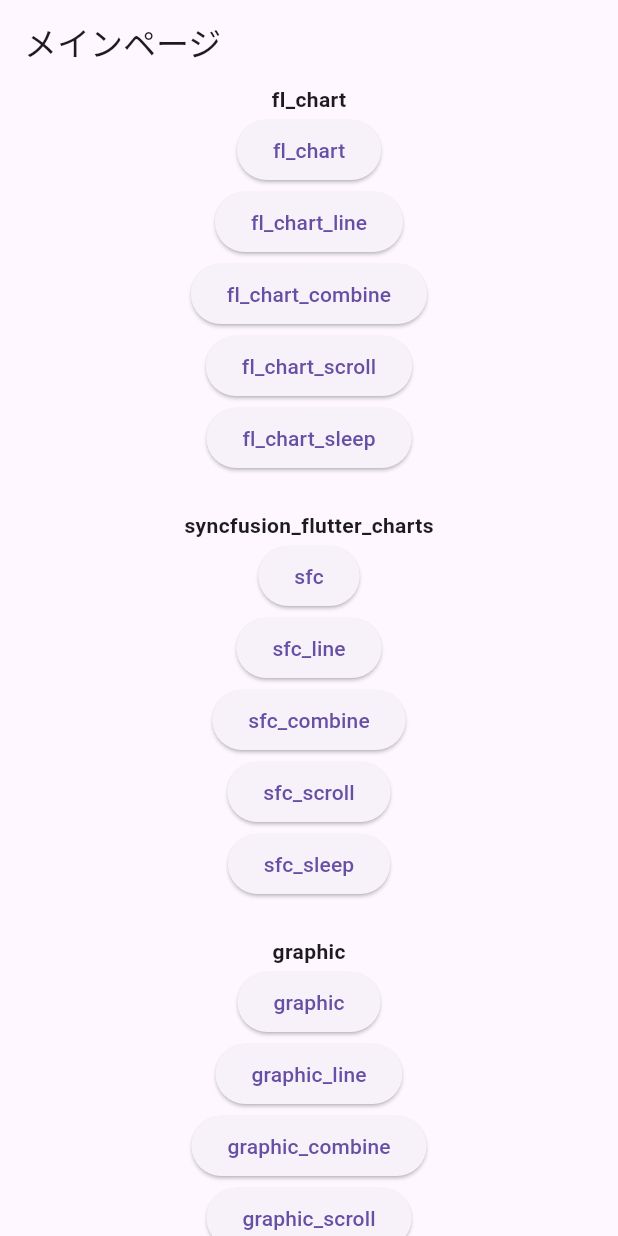
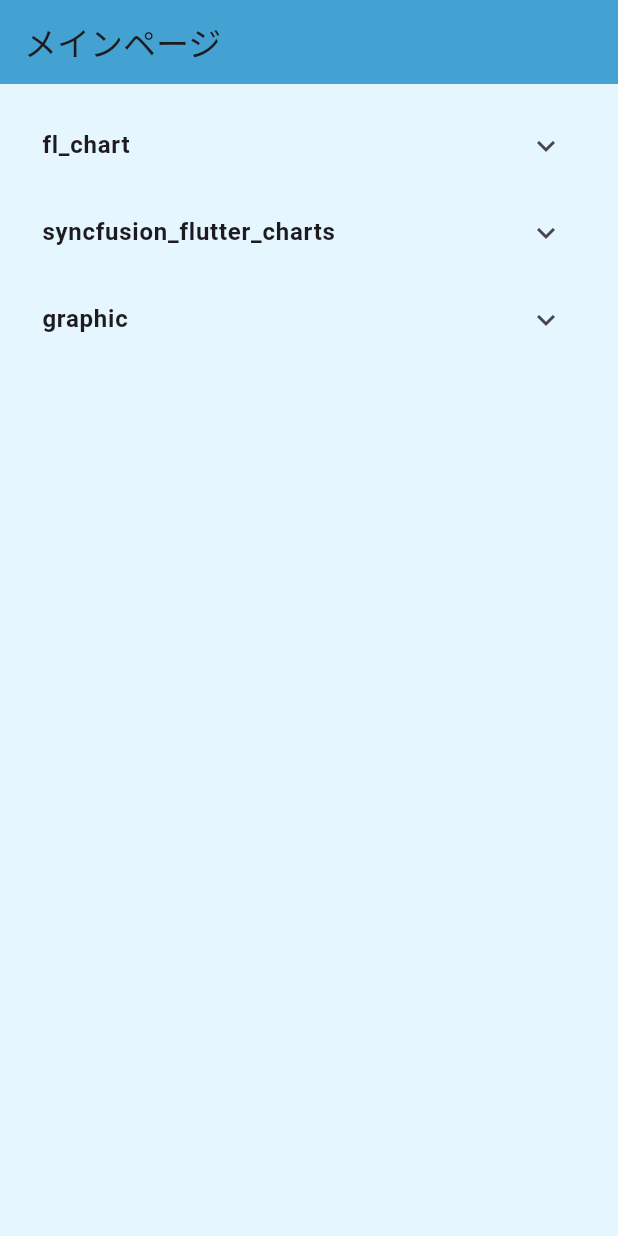
Before and after one commit to masato-nishikawa/flutter_sample_widget, a Flutter app: the screen it shows after launch, on a phone screen of 412 x 824 dp. Run offline on Flutter 3.47's test engine with Material 3 defaults, Android fonts, the phone set to English and light mode, and no system bars; our stand-ins replace fl_chart, go_router, syncfusion_flutter_charts; missing offline and left inert: graphic.

Commit message:
fix:UIの整理

```diff
--- a/lib/pages/main_page.dart
+++ b/lib/pages/main_page.dart
@@ -1,4 +1,6 @@
 import 'package:flutter/material.dart';
+import 'package:flutter_sample_widget/theme/app_colors.dart';
+import 'package:flutter_sample_widget/utils/color_extention.dart';
 import 'package:go_router/go_router.dart';
 
 class MainPage extends StatelessWidget {
@@ -7,119 +9,49 @@
   @override
   Widget build(BuildContext context) {
     return Scaffold(
-      appBar: AppBar(title: const Text('メインページ')),
-      body: Center(
-        child: SingleChildScrollView(
-          // 長くなる場合に備えて追加
+      appBar: AppBar(
+        title: const Text('メインページ'),
+        backgroundColor: appColorMap['Mirallel Blue']!.toColor(),
+      ),
+      backgroundColor: appColorMap['Mirallel Light Sky Blue']!.toColor(),
+      body: SingleChildScrollView(
+        child: Padding(
+          padding: const EdgeInsets.all(12.0),
           child: Column(
-            mainAxisSize: MainAxisSize.min,
             children: [
-              // ---------------- fl_chart ----------------
-              const Text(
-                'fl_chart',
-                style: TextStyle(fontWeight: FontWeight.bold),
+              _buildChartCategory(
+                title: 'fl_chart',
+                routes: {
+                  'fl_chart': '/fl_chart',
+                  'fl_chart_line': '/fl_chart/line',
+                  'fl_chart_combine': '/fl_chart/combine',
+                  'fl_chart_scroll': '/fl_chart/scroll',
+                  'fl_chart_sleep': '/fl_chart/sleep',
+                  'fl_chart_radar': '/fl_chart/radar',
+                },
+                context: context,
               ),
-              ElevatedButton(
-                onPressed: () => context.push('/fl_chart', extra: 'fl_chart'),
-                child: const Text('fl_chart'),
+              _buildChartCategory(
+                title: 'syncfusion_flutter_charts',
+                routes: {
+                  'sfc': '/sfc',
+                  'sfc_line': '/sfc/line',
+                  'sfc_combine': '/sfc/combine',
+                  'sfc_scroll': '/sfc/scroll',
+                  'sfc_sleep': '/sfc/sleep',
+                },
+                context: context,
               ),
-              ElevatedButton(
-                onPressed:
-                    () =>
-                        context.push('/fl_chart/line', extra: 'fl_chart_line'),
-                child: const Text('fl_chart_line'),
-              ),
-              ElevatedButton(
-                onPressed:
-                    () => context.push(
-                      '/fl_chart/combine',
-                      extra: 'fl_chart_combine',
-                    ),
-                child: const Text('fl_chart_combine'),
-              ),
-              ElevatedButton(
-                onPressed:
-                    () => context.push(
-                      '/fl_chart/scroll',
-                      extra: 'fl_chart_scroll',
-                    ),
-                child: const Text('fl_chart_scroll'),
-              ),
-              ElevatedButton(
-                onPressed:
-                    () => context.push(
-                      '/fl_chart/sleep',
-                      extra: 'fl_chart_sleep',
-                    ),
-                child: const Text('fl_chart_sleep'),
-              ),
-              const SizedBox(height: 24),
-
-              // ---------------- syncfusion_flutter_charts ----------------
-              const Text(
-                'syncfusion_flutter_charts',
-                style: TextStyle(fontWeight: FontWeight.bold),
-              ),
-              ElevatedButton(
-                onPressed: () => context.push('/sfc', extra: 'sfc'),
-                child: const Text('sfc'),
-              ),
-              ElevatedButton(
-                onPressed: () => context.push('/sfc/line', extra: 'sfc_line'),
-                child: const Text('sfc_line'),
-              ),
-              ElevatedButton(
-                onPressed:
-                    () => context.push('/sfc/combine', extra: 'sfc_combine'),
-                child: const Text('sfc_combine'),
-              ),
-              ElevatedButton(
-                onPressed:
-                    () => context.push('/sfc/scroll', extra: 'sfc_scroll'),
-                child: const Text('sfc_scroll'),
-              ),
-              ElevatedButton(
-                onPressed: () => context.push('/sfc/sleep', extra: 'sfc_sleep'),
-                child: const Text('sfc_sleep'),
-              ),
-
-              const SizedBox(height: 24),
-
-              // ---------------- graphic ----------------
-              const Text(
-                'graphic',
-                style: TextStyle(fontWeight: FontWeight.bold),
-              ),
-              ElevatedButton(
-                onPressed: () => context.push('/graphic', extra: 'graphic'),
-                child: const Text('graphic'),
-              ),
-              ElevatedButton(
-                onPressed:
-                    () => context.push('/graphic/line', extra: 'graphic_line'),
-                child: const Text('graphic_line'),
-              ),
-              ElevatedButton(
-                onPressed:
-                    () => context.push(
-                      '/graphic/combine',
-                      extra: 'graphic_combine',
-                    ),
-                child: const Text('graphic_combine'),
-              ),
-              ElevatedButton(
-                onPressed:
-                    () => context.push(
-                      '/graphic/scroll',
-                      extra: 'graphic_scroll',
-                    ),
-                child: const Text('graphic_scroll'),
-              ),
-              ElevatedButton(
-                onPressed:
-                    () =>
-                        context.push('/graphic/sleep', extra: 'graphic_sleep'),
-                child: const Text('graphic_sleep'),
+              _buildChartCategory(
+                title: 'graphic',
+                routes: {
+                  'graphic': '/graphic',
+                  'graphic_line': '/graphic/line',
+                  'graphic_combine': '/graphic/combine',
+                  'graphic_scroll': '/graphic/scroll',
+                  'graphic_sleep': '/graphic/sleep',
+                },
+                context: context,
               ),
             ],
           ),
@@ -127,4 +59,21 @@
       ),
     );
   }
+
+  Widget _buildChartCategory({
+    required String title,
+    required Map<String, String> routes,
+    required BuildContext context,
+  }) {
+    return ExpansionTile(
+      title: Text(title, style: const TextStyle(fontWeight: FontWeight.bold)),
+      children:
+          routes.entries.map((entry) {
+            return ListTile(
+              title: Text(entry.key),
+              onTap: () => context.push(entry.value, extra: entry.key),
+            );
+          }).toList(),
+    );
+  }
 }
--- a/lib/router.dart
+++ b/lib/router.dart
@@ -7,6 +7,7 @@
 import 'pages/fl_chart/p_fl_chart_combine.dart';
 import 'pages/fl_chart/p_fl_chart_scroll.dart';
 import 'pages/fl_chart/p_fl_chart_sleep.dart';
+import 'package:flutter_sample_widget/pages/fl_chart/p_fl_chart_radar.dart';
 // syncfusion_flutter_charts 関連
 import 'pages/syncfusion_flutter_charts/p_sfc.dart';
 import 'pages/syncfusion_flutter_charts/p_sfc_line.dart';
@@ -55,6 +56,12 @@
       builder:
           (context, state) =>
               PageFlSleep(title: state.extra as String? ?? 'fl_chart_sleep'),
+    ),
+    GoRoute(
+      path: '/fl_chart/radar',
+      builder:
+          (context, state) =>
+              PageFlRadar(title: state.extra as String? ?? 'radar'),
     ),
     // syncfusion_flutter_charts
     GoRoute(
--- /dev/null
+++ b/lib/theme/app_colors.dart
@@ -0,0 +1,24 @@
+final Map<String, String> appColorMap = {
+  'Mirallel Sky Blue': '#6EC3EE',
+  'Mirallel Blue Green': '#20BBC6',
+  'Mirallel Pink': '#FC929C',
+  'Mirallel Red': '#E76266',
+  'Mirallel Orange': '#EEA351',
+  'Mirallel Yellow': '#FDD331',
+  'Mirallel Green': '#77C691',
+  'Mirallel Blue': '#43A2D2',
+  'Mirallel Purple': '#4E59AF',
+  'Mirallel Light Purple': '#D13277',
+  'Girl Pink': '#F19ED7',
+  'Red': '#FF2825',
+  'Blue': '#529AEA',
+  'Black': '#323232',
+  'Mirallel Light Sky Blue': '#E5F6FF',
+  'Mirallel Light Blue Green': '#DEFFF7',
+  'Mirallel Light Pink': '#F7EEF0',
+  'Light Grey': '#EEEEEE',
+  'Soft Grey': '#C1C1C1',
+  'Grey': '#969696',
+  'White': '#FFFFFF',
+  'Light Blue': '#F6F8FF',
+};
--- /dev/null
+++ b/lib/utils/color_extention.dart
@@ -0,0 +1,9 @@
+import 'package:flutter/material.dart';
+
+extension HexColor on String {
+  Color toColor() {
+    final hex = replaceFirst('#', '');
+    final hexColor = hex.length == 6 ? 'FF$hex' : hex;
+    return Color(int.parse('0x$hexColor'));
+  }
+}
```
